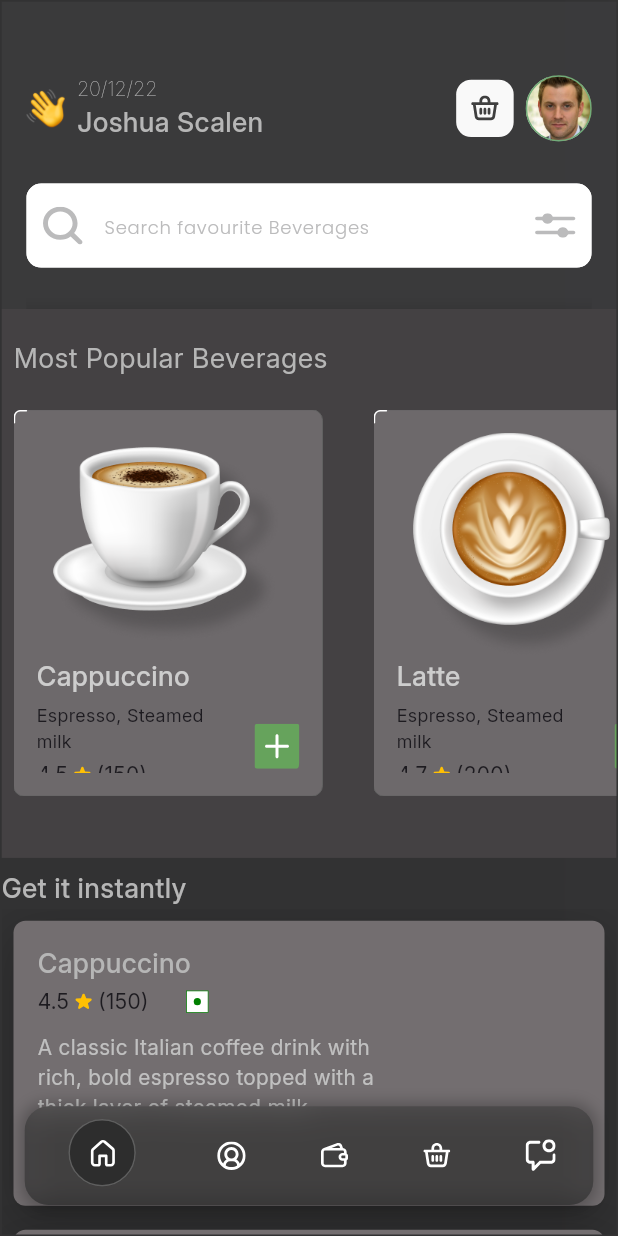
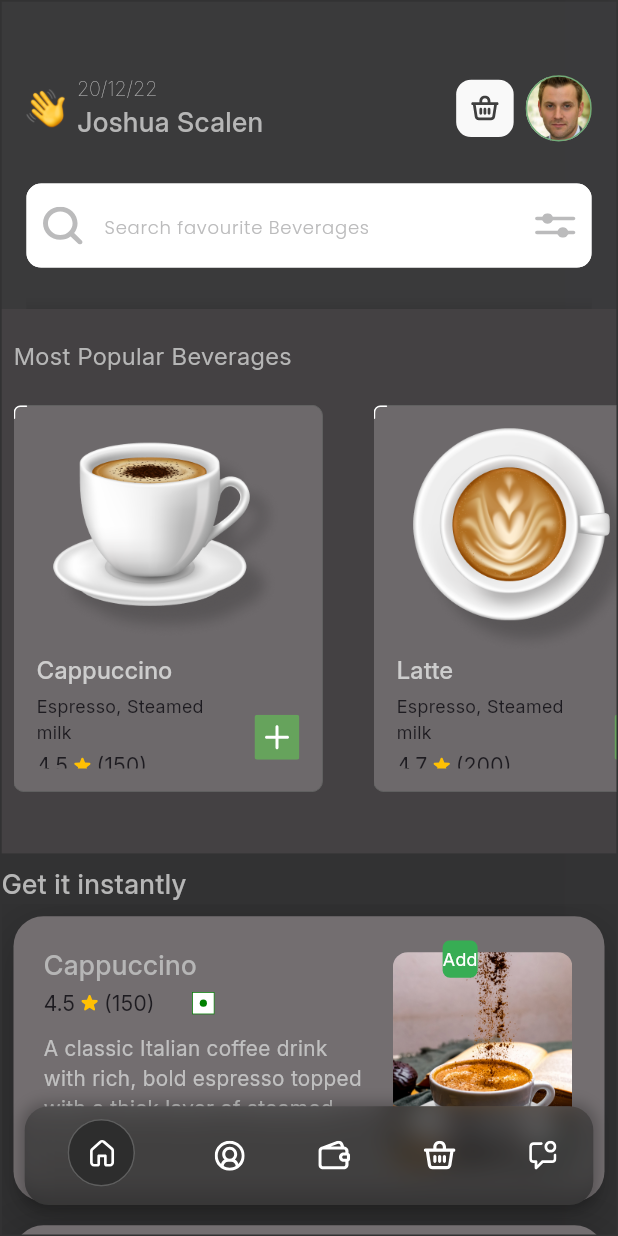
Before and after one commit to AswinAzikar/infenito, a Flutter app: the NavigationScreen screen opened by its route, on a phone screen of 412 x 824 dp. Run offline on Flutter 3.47's test engine with Material 3 defaults, Android fonts, the phone set to English and light mode, and no system bars; our stand-ins replace flutter_svg, gap.

Commit message:
"Added new constants, updated text styles, and modified UI components in various files."

```diff
--- a/lib/constants/constants.dart
+++ b/lib/constants/constants.dart
@@ -21,3 +21,5 @@ const buttonGradient = LinearGradient(colors: [
   Color(0xffA7745A),
 ]);
 Color textColor = const Color(0xffB6B6B6);
+
+Color buttonGreen = Color(0xff37AD54);
--- a/lib/routes/routes.dart
+++ b/lib/routes/routes.dart
@@ -1,15 +1,18 @@
 import 'package:flutter/material.dart';
 import 'package:infenito/Utils/size_utils.dart';
 import 'package:infenito/views/navigation_screen.dart';
+import '../views/detail_screen/detail_screen.dart';
 import '../views/signup_screen.dart';
 
 class AppRoutes {
   static const String signUp = '/';
   static const String navigation ='Navigator';
   static const String home = '/home';
+  static const String detailScreen = '/detailScreen';
 
   static Map<String, WidgetBuilder> get routes {
     return {
+      detailScreen: (context) => const DetailScreen(),
       signUp: (context) => const SignUpScreen(),
       navigation: (context) => const NavigationScreen(),
  //     home: (context) => const HomeScreen(),
--- a/lib/themes/themes.dart
+++ b/lib/themes/themes.dart
@@ -4,15 +4,11 @@ import 'package:infenito/themes/app_text_style.dart';
 
 ThemeData get normalTheme => ThemeData(
       appBarTheme: const AppBarTheme(
-
-          systemOverlayStyle:
-              SystemUiOverlayStyle(
-
-
-
-                statusBarIconBrightness: Brightness.light,)),
+          systemOverlayStyle: SystemUiOverlayStyle(
+        statusBarIconBrightness: Brightness.light,
+      )),
       fontFamily: AppTextStyles.interFontFamily,
-      textTheme: const TextTheme(
+      textTheme: TextTheme(
         bodyLarge: TextStyle(fontFamily: AppTextStyles.interFontFamily),
         bodyMedium: TextStyle(fontFamily: AppTextStyles.interFontFamily),
       ),
--- a/lib/views/home_screen/widgets/scroll_card_tile.dart
+++ b/lib/views/home_screen/widgets/scroll_card_tile.dart
@@ -1,3 +1,5 @@
+import 'dart:math';
+
 import 'package:flutter/material.dart';
 import 'package:flutter_svg/svg.dart';
 import 'package:gap/gap.dart';
@@ -19,13 +21,16 @@ class ScrollCardTiles extends StatelessWidget {
 
   @override
   Widget build(BuildContext context) {
+    double contPadding = paddingLarge;
+
     return SizedBox(
       height: SizeUtils.width / 2,
       width: double.maxFinite,
       child: Padding(
         padding: const EdgeInsets.all(padding),
         child: GlassmorphicContainer(
-          containerPadding: const EdgeInsets.all(paddingLarge),
+          borderRadius: 20,
+          containerPadding: EdgeInsets.all(contPadding),
           backgroundColorOpacity: 1,
           boxShadow: [
             BoxShadow(
@@ -42,6 +47,8 @@ class ScrollCardTiles extends StatelessWidget {
             children: [
               SizedBox(
                 width: SizeUtils.width / 1.8,
+                child: Padding(
+                  padding: const EdgeInsets.all(paddingSmall),
                   child: Column(
                     crossAxisAlignment: CrossAxisAlignment.start,
                     children: [
@@ -85,8 +92,6 @@ class ScrollCardTiles extends StatelessWidget {
                                     );
                                   }
                                 }
-
-                              //      return const SizedBox();
                               },
                             ),
                           )
@@ -101,7 +106,78 @@ class ScrollCardTiles extends StatelessWidget {
                     ],
                   ),
                 ),
-              Container(child: const Column()),
+              ),
+              Column(
+                children: [
+                  Expanded(
+                    child: Stack(
+                      children: [
+                        Padding(
+                          padding: const EdgeInsets.all(padding),
+                          child: Container(
+                            decoration: BoxDecoration(
+                              borderRadius: BorderRadius.circular(10),
+                            ),
+                            child: ClipRRect(
+                              borderRadius: BorderRadius.circular(10),
+                              child: SizedBox(
+                                width: 125.h,
+                                height: 300.h,
+                                child: Builder(
+                                  builder: (context) {
+                                    int random = Random().nextInt(2);
+                                    if (random == 0) {
+                                      return Image.asset(
+                                        Assets.jpegs.cappucino.path,
+                                        fit: BoxFit.cover,
+                                      );
+                                    } else {
+                                      return Image.asset(
+                                        Assets.jpegs.latte.path,
+                                        fit: BoxFit.cover,
+                                      );
+                                    }
+                                  },
+                                ),
+                              ),
+                            ),
+                          ),
+                        ),
+                        InkWell(
+//ToDo.....
+                          //   onTap: Navigator.pushNamed(context,''),
+                          child: Positioned(
+                            bottom: 0,
+                            left: 0,
+                            right: 0,
+                            child: Padding(
+                              padding: EdgeInsets.symmetric(
+                                  horizontal: SizeUtils.width * 0.1),
+                              child: Container(
+                                padding: const EdgeInsets.symmetric(
+                                    vertical: paddingSmall),
+                                decoration: BoxDecoration(
+                                    color: buttonGreen,
+                                    borderRadius: BorderRadius.circular(5)),
+                                child: Row(
+                                  mainAxisAlignment: MainAxisAlignment.center,
+                                  children: [
+                                    Text(
+                                      "Add",
+                                      style: context.inter40014.copyWith(
+                                          fontSize: 12, color: Colors.white),
+                                    ),
+                                  ],
+                                ),
+                              ),
+                            ),
+                          ),
+                        )
+                      ],
+                    ),
+                  ),
+                ],
+              ),
             ],
           ),
         ),
--- a/lib/views/navigation_screen.dart
+++ b/lib/views/navigation_screen.dart
@@ -22,11 +22,14 @@ class _NavigationScreenState extends State<NavigationScreen> {
   int _selectedIndex = 0;
 
   final List<SvgPicture> _inactiveIcons = [
-    SvgPicture.asset(Assets.svgs.home),
-    SvgPicture.asset(Assets.svgs.profile),
-    SvgPicture.asset(Assets.svgs.wallet),
-    SvgPicture.asset(Assets.svgs.delete),
-    SvgPicture.asset(Assets.svgs.message)
+    SvgPicture.asset(
+      Assets.svgs.home,
+      height: 20,
+    ),
+    SvgPicture.asset(Assets.svgs.profile, height: 20),
+    SvgPicture.asset(Assets.svgs.wallet, height: 20),
+    SvgPicture.asset(Assets.svgs.delete, height: 20),
+    SvgPicture.asset(Assets.svgs.message, height: 20)
   ];
   final List<SvgPicture> _activeIcons = [
     SvgPicture.asset(Assets.svgs.homeActive),
```
Also changed, not shown: lib/gen/assets.gen.dart (+8 -1 lines), lib/themes/app_text_style.dart (+36 -18 lines), lib/views/detail_screen/detail_screen.dart (added, +19 -0 lines), lib/views/home_screen/home_screen.dart (+8 -2 lines), assets/jpegs/cappucino.jpg (added), assets/svgs/addButton_text.svg (added), 1 other file. Lines whose indentation alone changed are shown as unchanged.
